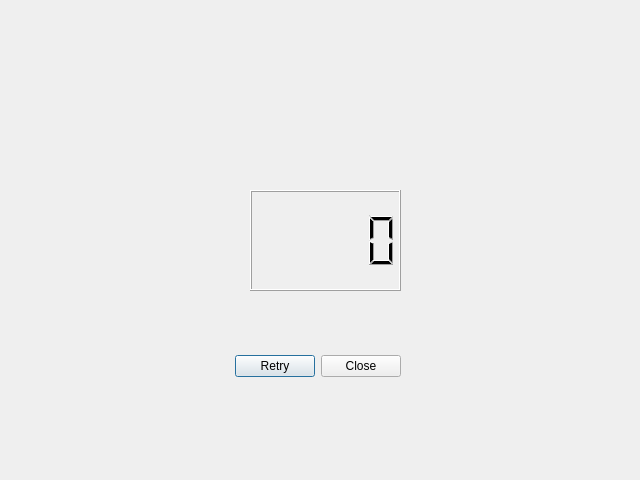
This is showresult.ui in kirin111697/pd2-Taiko as Qt 5 draws it before an edit. The edited form follows.
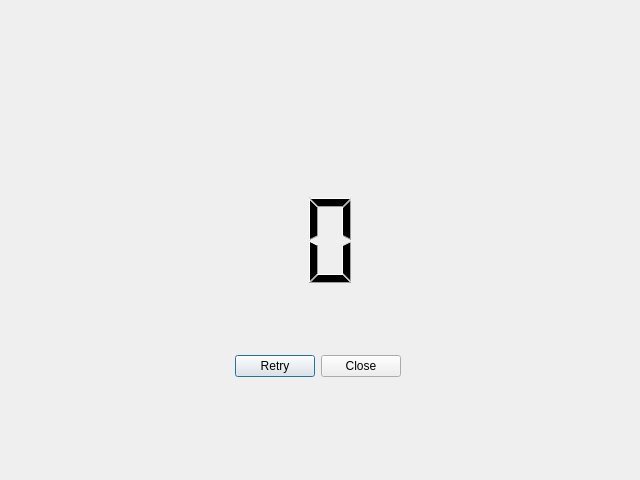
This is the edited form. Icons and pictures are not drawn.

```diff
--- a/showresult.ui
+++ b/showresult.ui
@@ -32,13 +32,41 @@
   <widget class="QLCDNumber" name="lcdNumber">
    <property name="geometry">
     <rect>
-     <x>250</x>
+     <x>100</x>
      <y>190</y>
-     <width>151</width>
+     <width>261</width>
      <height>101</height>
     </rect>
    </property>
+   <property name="frameShape">
+    <enum>QFrame::NoFrame</enum>
+   </property>
   </widget>
+  <widget class="QLabel" name="label">
+   <property name="geometry">
+    <rect>
+     <x>-20</x>
+     <y>0</y>
+     <width>661</width>
+     <height>480</height>
+    </rect>
+   </property>
+   <property name="minimumSize">
+    <size>
+     <width>640</width>
+     <height>480</height>
+    </size>
+   </property>
+   <property name="styleSheet">
+    <string notr="true">background-image: url(:/background/376491_10150462481079181_937961666_n.jpg);</string>
+   </property>
+   <property name="text">
+    <string/>
+   </property>
+  </widget>
+  <zorder>label</zorder>
+  <zorder>buttonBox</zorder>
+  <zorder>lcdNumber</zorder>
  </widget>
  <resources/>
  <connections>
```
Left out of the diff: 2 changed lines with no effect on the pictures.
